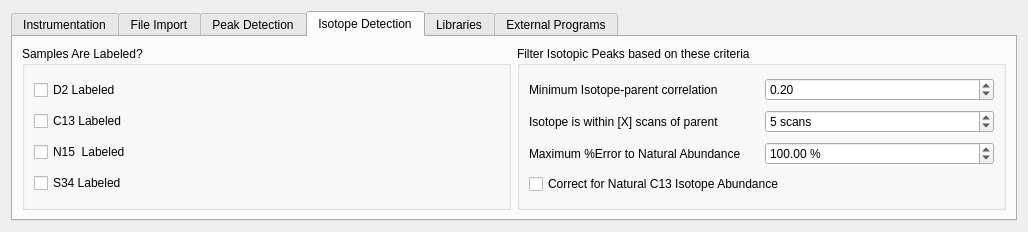
This is mzroll/forms/settingsform.ui in ElucidataInc/ElMaven as Qt 5 draws it before an edit. The edited form follows.
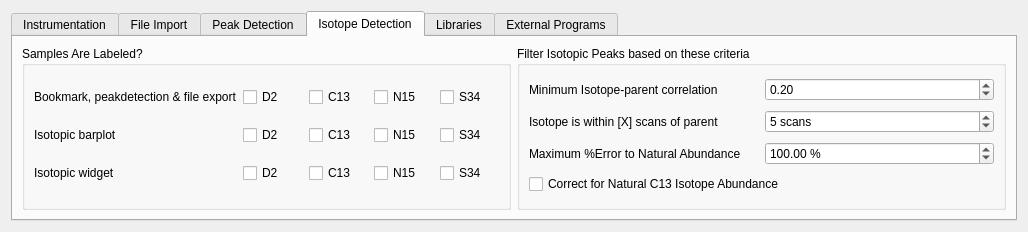
This is the edited form. The open tabs and pages were chosen to show the change. Icons and pictures are not drawn.

Commit message:
refactor: added extra checkbox for isotopic barplot and widget
- added a checkbox for isotopic barplot and widget
- chnages all the varaibles from the old varible naming of isotopes
  to the new name
- removed the checkbox from peakdetection
- have now all the places is connectd with the peakdetection and
  bookmark isotopes
- barplot connection and widget connection has to be made now

```diff
--- a/mzroll/forms/settingsform.ui
+++ b/mzroll/forms/settingsform.ui
@@ -461,34 +461,111 @@
           <bool>false</bool>
          </property>
          <layout class="QGridLayout" name="gridLayout_3">
-          <item row="2" column="0">
-           <widget class="QCheckBox" name="C13Labeled">
+          <item row="0" column="2">
+           <widget class="QCheckBox" name="C13Labeled_BPE">
             <property name="text">
-             <string>C13 Labeled </string>
+             <string>C13</string>
             </property>
            </widget>
           </item>
-          <item row="3" column="0">
-           <widget class="QCheckBox" name="N15Labeled">
+          <item row="0" column="4">
+           <widget class="QCheckBox" name="S34Labeled_BPE">
             <property name="text">
-             <string>N15  Labeled</string>
+             <string>S34</string>
             </property>
            </widget>
           </item>
-          <item row="5" column="0">
-           <widget class="QCheckBox" name="S34Labeled">
+          <item row="0" column="3">
+           <widget class="QCheckBox" name="N15Labeled_BPE">
             <property name="text">
-             <string>S34 Labeled</string>
+             <string>N15</string>
             </property>
            </widget>
           </item>
-          <item row="0" column="0">
-           <widget class="QCheckBox" name="D2Labeled">
+          <item row="0" column="1">
+           <widget class="QCheckBox" name="D2Labeled_BPE">
             <property name="enabled">
              <bool>true</bool>
             </property>
             <property name="text">
-             <string>D2 Labeled</string>
+             <string>D2</string>
+            </property>
+           </widget>
+          </item>
+          <item row="0" column="0">
+           <widget class="QLabel" name="label_BPE">
+            <property name="text">
+             <string>Bookmark, peakdetection &amp; file export</string>
+            </property>
+           </widget>
+          </item>
+          <item row="1" column="1">
+           <widget class="QCheckBox" name="D2Labeled_Barplot">
+            <property name="text">
+             <string>D2</string>
+            </property>
+           </widget>
+          </item>
+          <item row="1" column="2">
+           <widget class="QCheckBox" name="C13Labeled_Barplot">
+            <property name="text">
+             <string>C13</string>
+            </property>
+           </widget>
+          </item>
+          <item row="1" column="3">
+           <widget class="QCheckBox" name="N15Labeled_Barplot">
+            <property name="text">
+             <string>N15</string>
+            </property>
+           </widget>
+          </item>
+          <item row="1" column="4">
+           <widget class="QCheckBox" name="S34Labeled_Barplot">
+            <property name="text">
+             <string>S34</string>
+            </property>
+           </widget>
+          </item>
+          <item row="1" column="0">
+           <widget class="QLabel" name="label_Barplot">
+            <property name="text">
+             <string>Isotopic barplot </string>
+            </property>
+           </widget>
+          </item>
+          <item row="2" column="1">
+           <widget class="QCheckBox" name="D2Labeled_IsoWidget">
+            <property name="text">
+             <string>D2</string>
+            </property>
+           </widget>
+          </item>
+          <item row="2" column="2">
+           <widget class="QCheckBox" name="C13Labeled_IsoWidget">
+            <property name="text">
+             <string>C13</string>
+            </property>
+           </widget>
+          </item>
+          <item row="2" column="3">
+           <widget class="QCheckBox" name="N15Labeled_IsoWidget">
+            <property name="text">
+             <string>N15</string>
+            </property>
+           </widget>
+          </item>
+          <item row="2" column="4">
+           <widget class="QCheckBox" name="S34Labeled_IsoWidget">
+            <property name="text">
+             <string>S34</string>
+            </property>
+           </widget>
+          </item>
+          <item row="2" column="0">
+           <widget class="QLabel" name="label_IsoWidget">
+            <property name="text">
+             <string>Isotopic widget</string>
             </property>
            </widget>
           </item>
```
Left out of the diff: 2 changed lines with no effect on the pictures. The commit also changes 14 other files.
